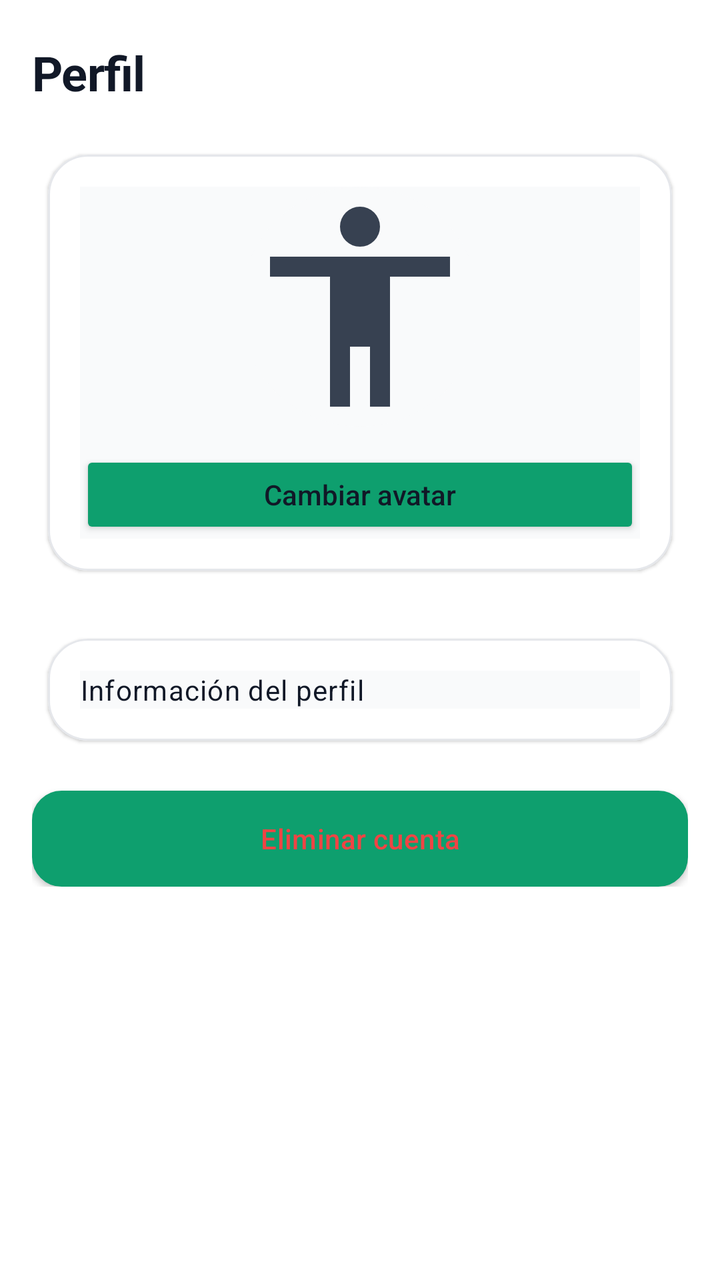
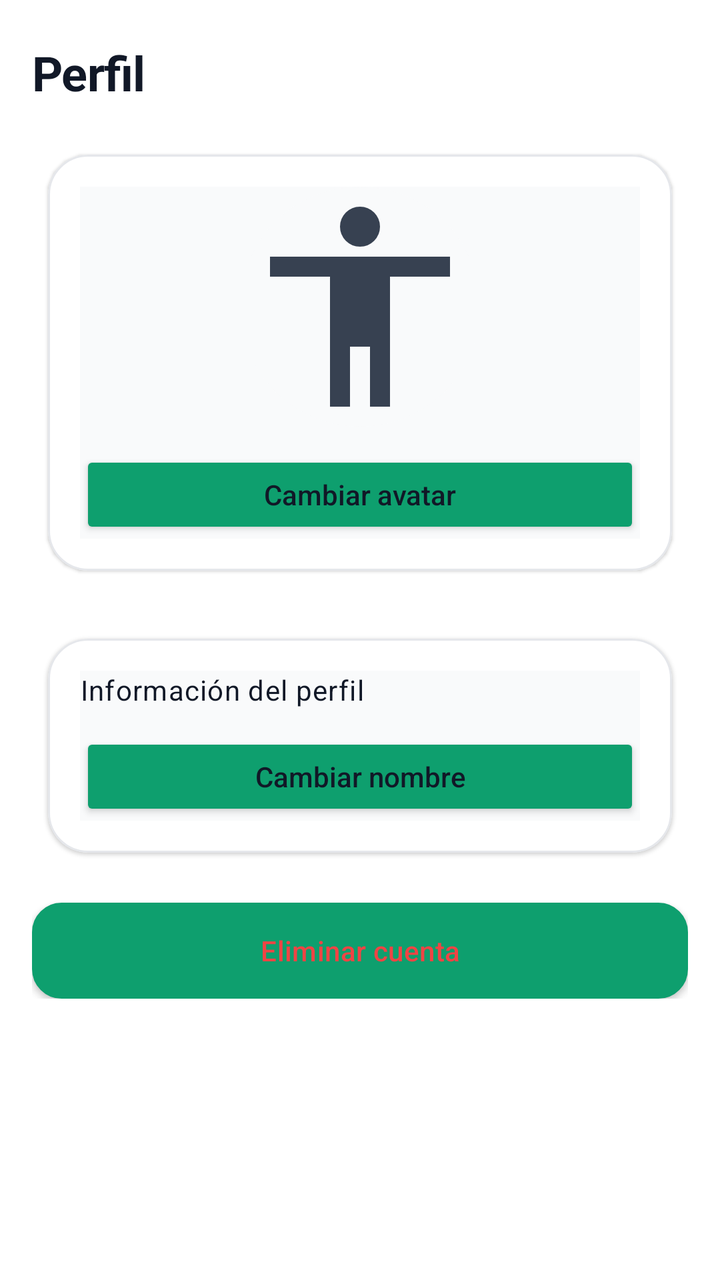

Two renders of the same Android screen: before a commit and after it. Below are the layout's source before the change and the commit's diff.
<!-- AndroidManifest.xml: application theme Theme.TFG -->
<!-- res/layout/fragment_perfil.xml -->
<?xml version="1.0" encoding="utf-8"?>
<ScrollView xmlns:android="http://schemas.android.com/apk/res/android"
    xmlns:app="http://schemas.android.com/apk/res-auto"
    android:layout_width="match_parent"
    android:layout_height="match_parent"
    android:fillViewport="false"
    android:background="@color/fondo">

    <LinearLayout
        android:layout_width="match_parent"
        android:layout_height="wrap_content"
        android:orientation="vertical"
        android:paddingTop="20dp"
        android:paddingStart="16dp"
        android:paddingEnd="16dp"
        android:paddingBottom="72dp">

        <TextView
            android:id="@+id/tv_perfil_titulo"
            android:layout_width="wrap_content"
            android:layout_height="wrap_content"
            android:text="@string/perfil"
            android:textAppearance="@style/TextAppearance.TFG.Headline"
            android:textColor="@color/texto_principal"
            android:layout_marginBottom="@dimen/spacing_lg" />

        
        <com.google.android.material.card.MaterialCardView
            style="@style/Widget.TFG.Tarjeta"
            android:layout_width="match_parent"
            android:layout_height="wrap_content"
            android:layout_marginBottom="@dimen/spacing_lg">

            <LinearLayout
                android:layout_width="match_parent"
                android:layout_height="wrap_content"
                android:orientation="vertical"
                android:background="@color/superficie_variant"
                android:gravity="center">

                <ImageView
                    android:id="@+id/ivAvatarPerfil"
                    android:layout_width="120dp"
                    android:layout_height="120dp"
                    android:scaleType="centerCrop"
                    android:contentDescription="@string/cd_avatar_usuario"
                    android:background="@drawable/bg_drawer_avatar"
                    android:src="@drawable/perfil" />

                <Button
                    android:id="@+id/btnSeleccionarAvatar"
                    android:layout_width="match_parent"
                    android:layout_height="44dp"
                    android:layout_marginTop="@dimen/spacing_md"
                    android:text="@string/cambiar_avatar"
                    android:textAllCaps="false"
                    android:backgroundTint="@color/acento" />

                <ProgressBar
                    android:id="@+id/pbCargandoAvatar"
                    android:layout_width="wrap_content"
                    android:layout_height="wrap_content"
                    android:layout_marginTop="@dimen/spacing_sm"
                    android:visibility="gone" />

                <TextView
                    android:id="@+id/tvErrorAvatar"
                    android:layout_width="match_parent"
                    android:layout_height="wrap_content"
                    android:layout_marginTop="@dimen/spacing_sm"
                    android:textColor="@color/error"
                    android:textSize="12sp"
                    android:visibility="gone" />

            </LinearLayout>
        </com.google.android.material.card.MaterialCardView>

        <com.google.android.material.card.MaterialCardView
            style="@style/Widget.TFG.Tarjeta"
            android:layout_width="match_parent"
            android:layout_height="wrap_content">

            <LinearLayout
                android:layout_width="match_parent"
                android:layout_height="wrap_content"
                android:orientation="vertical"
                android:background="@color/superficie_variant">

                <TextView
                    android:id="@+id/tv_perfil_info"
                    android:layout_width="match_parent"
                    android:layout_height="wrap_content"
                    android:text="@string/info_perfil"
                    android:textAppearance="@style/TextAppearance.TFG.Cuerpo"
                    android:textColor="@color/texto_principal"
                    android:lineSpacingExtra="4dp" />

            </LinearLayout>
        </com.google.android.material.card.MaterialCardView>

        <com.google.android.material.button.MaterialButton
            android:id="@+id/btnEliminarCuenta"
            style="@style/Widget.TFG.Boton.Contorno"
            android:layout_width="match_parent"
            android:layout_height="wrap_content"
            android:layout_marginTop="@dimen/spacing_lg"
            android:text="@string/eliminar_cuenta"
            android:textColor="@color/error"
            android:textAllCaps="false" />

    </LinearLayout>

</ScrollView>
<!-- resources referenced by this layout -->
<resources>
  <color name="acento">#0E9F6E</color>
  <color name="error">#EF4444</color>
  <color name="fondo">#FFFFFF</color>
  <color name="superficie_variant">#F9FAFB</color>
  <color name="texto_principal">#111827</color>
  <dimen name="spacing_lg">16dp</dimen>
  <dimen name="spacing_md">12dp</dimen>
  <dimen name="spacing_sm">8dp</dimen>
  <!-- drawable bg_drawer_avatar (drawable) -->
  <?xml version="1.0" encoding="utf-8"?>
  <shape xmlns:android="http://schemas.android.com/apk/res/android"
      android:shape="oval">
      <solid android:color="@color/superficie_variant" />
  </shape>
  <string name="cambiar_avatar">Cambiar avatar</string>
  <string name="cd_avatar_usuario">Avatar del usuario</string>
  <string name="eliminar_cuenta">Eliminar cuenta</string>
  <string name="info_perfil">Información del perfil</string>
  <string name="perfil">Perfil</string>
  <style name="TextAppearance.TFG.Cuerpo" parent="TextAppearance.MaterialComponents.Body1">
          <item name="android:textColor">@color/texto_secundario</item>
          <item name="android:textSize">14sp</item>
          <item name="android:lineSpacingMultiplier">1.2</item>
      </style>
  <style name="TextAppearance.TFG.Headline" parent="TextAppearance.MaterialComponents.Headline5">
          <item name="android:textColor">@color/texto_principal</item>
          <item name="android:textStyle">bold</item>
          <item name="android:textSize">24sp</item>
          <item name="android:letterSpacing">-0.01</item>
      </style>
  <style name="Widget.TFG.Boton.Contorno" parent="Widget.TFG.Boton.Base">
          <item name="android:background">@drawable/btn_outline_black</item>
          <item name="android:textColor">@color/texto_principal</item>
          <item name="cornerRadius">@dimen/corner_radius_md</item>
      </style>
  <style name="Theme.TFG" parent="Tema.TFG.Moderno" />
  <color name="texto_secundario">#374151</color>
  <style name="Widget.TFG.Boton.Base" parent="Widget.MaterialComponents.Button">
          <item name="android:textAllCaps">false</item>
          <item name="android:minHeight">@dimen/button_min_height</item>
          <item name="android:textSize">14sp</item>
          <item name="android:letterSpacing">0.01</item>
      </style>
  <dimen name="corner_radius_md">14dp</dimen>
  <dimen name="corner_radius_xl">20dp</dimen>
  <dimen name="elevation_default">1dp</dimen>
  <color name="superficie">#FFFFFF</color>
  <color name="divisor">#E5E7EB</color>
  <dimen name="stroke_thin">1dp</dimen>
  <dimen name="button_min_height">48dp</dimen>
  <color name="brand_100">#D6F2E6</color>
  <color name="primario">#0E9F6E</color>
  <color name="primario_variant">#0A7D56</color>
  <color name="on_acento">#FFFFFF</color>
  <style name="TextAppearance.TFG.Titulo" parent="TextAppearance.MaterialComponents.Headline6">
          <item name="android:textColor">@color/texto_principal</item>
          <item name="android:textStyle">bold</item>
          <item name="android:textSize">20sp</item>
          <item name="android:letterSpacing">0</item>
      </style>
  <style name="TextAppearance.TFG.Label" parent="TextAppearance.MaterialComponents.Caption">
          <item name="android:textColor">@color/texto_deshabilitado</item>
          <item name="android:textSize">12sp</item>
          <item name="android:letterSpacing">0.03</item>
      </style>
  <dimen name="spacing_xs">4dp</dimen>
  <style name="TextAppearance.TFG.NavLabel" parent="TextAppearance.MaterialComponents.Caption">
          <item name="android:textSize">11sp</item>
          <item name="android:letterSpacing">0.02</item>
      </style>
  <color name="texto_deshabilitado">#6B7280</color>
  <!-- unchanged entries left out for length: 7 -->
</resources>

<!-- the commit's change to res/layout/fragment_perfil.xml (unified diff, before → after) -->
@@ -95,6 +95,15 @@
                     android:textColor="@color/texto_principal"
                     android:lineSpacingExtra="4dp" />
 
+                <Button
+                    android:id="@+id/btnCambiarNombre"
+                    android:layout_width="match_parent"
+                    android:layout_height="44dp"
+                    android:layout_marginTop="@dimen/spacing_md"
+                    android:text="@string/cambiar_nombre"
+                    android:textAllCaps="false"
+                    android:backgroundTint="@color/acento" />
+
             </LinearLayout>
         </com.google.android.material.card.MaterialCardView>
 
<!-- resource entries referenced after the edit -->
@@ -15,6 +15,7 @@
       <solid android:color="@color/superficie_variant" />
   </shape>
   <string name="cambiar_avatar">Cambiar avatar</string>
+  <string name="cambiar_nombre">Cambiar nombre</string>
   <string name="cd_avatar_usuario">Avatar del usuario</string>
   <string name="eliminar_cuenta">Eliminar cuenta</string>
   <string name="info_perfil">Información del perfil</string>
